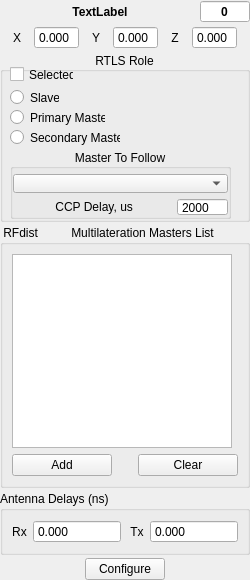
Old version of the form dw_tdoa_controller/views/anchorpropertieswidget.ui in the repository MikuSamaLOVEReady/QtController.
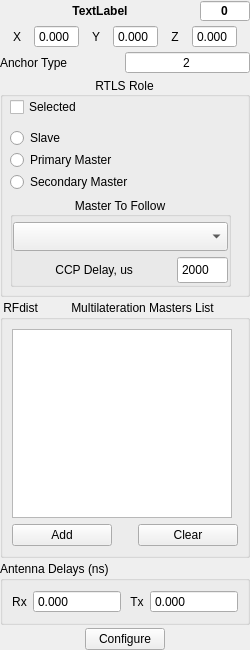
New version of the form.

Commit message:
Add Anchor type
增加用户配置基站的功能，后续可根据anchor类型来定

Diff of the .ui file:
```diff
--- a/dw_tdoa_controller/views/anchorpropertieswidget.ui
+++ b/dw_tdoa_controller/views/anchorpropertieswidget.ui
@@ -7,7 +7,7 @@
     <x>0</x>
     <y>0</y>
     <width>250</width>
-    <height>580</height>
+    <height>650</height>
    </rect>
   </property>
   <property name="sizePolicy">
@@ -19,7 +19,7 @@
   <property name="minimumSize">
    <size>
     <width>240</width>
-    <height>300</height>
+    <height>350</height>
    </size>
   </property>
   <property name="maximumSize">
@@ -53,6 +53,111 @@
    <property name="verticalSpacing">
     <number>3</number>
    </property>
+   <item row="0" column="0">
+    <layout class="QHBoxLayout" name="horizontalLayout_4">
+     <item>
+      <widget class="QLabel" name="anchorId_lb">
+       <property name="sizePolicy">
+        <sizepolicy hsizetype="Preferred" vsizetype="Minimum">
+         <horstretch>0</horstretch>
+         <verstretch>0</verstretch>
+        </sizepolicy>
+       </property>
+       <property name="minimumSize">
+        <size>
+         <width>100</width>
+         <height>0</height>
+        </size>
+       </property>
+       <property name="font">
+        <font>
+         <weight>75</weight>
+         <bold>true</bold>
+        </font>
+       </property>
+       <property name="text">
+        <string>TextLabel</string>
+       </property>
+       <property name="alignment">
+        <set>Qt::AlignCenter</set>
+       </property>
+      </widget>
+     </item>
+     <item>
+      <widget class="QDoubleSpinBox" name="anchorNum_sb">
+       <property name="enabled">
+        <bool>true</bool>
+       </property>
+       <property name="sizePolicy">
+        <sizepolicy hsizetype="Fixed" vsizetype="Minimum">
+         <horstretch>0</horstretch>
+         <verstretch>0</verstretch>
+        </sizepolicy>
+       </property>
+       <property name="minimumSize">
+        <size>
+         <width>50</width>
+         <height>20</height>
+        </size>
+       </property>
+       <property name="maximumSize">
+        <size>
+         <width>16777215</width>
+         <height>16777215</height>
+        </size>
+       </property>
+       <property name="baseSize">
+        <size>
+         <width>0</width>
+         <height>0</height>
+        </size>
+       </property>
+       <property name="font">
+        <font>
+         <weight>75</weight>
+         <bold>true</bold>
+        </font>
+       </property>
+       <property name="toolTip">
+        <string>Number of Anchor in RTLS</string>
+       </property>
+       <property name="toolTipDuration">
+        <number>1</number>
+       </property>
+       <property name="layoutDirection">
+        <enum>Qt::LeftToRight</enum>
+       </property>
+       <property name="wrapping">
+        <bool>false</bool>
+       </property>
+       <property name="frame">
+        <bool>true</bool>
+       </property>
+       <property name="alignment">
+        <set>Qt::AlignCenter</set>
+       </property>
+       <property name="buttonSymbols">
+        <enum>QAbstractSpinBox::NoButtons</enum>
+       </property>
+       <property name="keyboardTracking">
+        <bool>true</bool>
+       </property>
+       <property name="showGroupSeparator" stdset="0">
+        <bool>false</bool>
+       </property>
+       <property name="decimals">
+        <number>0</number>
+       </property>
+       <property name="minimum">
+        <double>0.000000000000000</double>
+       </property>
+       <property name="maximum">
+        <double>65535.000000000000000</double>
+       </property>
+      </widget>
+     </item>
+    </layout>
+   </item>
    <item row="1" column="0">
     <layout class="QHBoxLayout" name="horizontalLayout_5">
      <item>
@@ -252,7 +357,43 @@
      </item>
     </layout>
    </item>
-   <item row="13" column="0">
+   <item row="2" column="0">
+    <layout class="QHBoxLayout" name="horizontalLayout_3">
+     <item>
+      <widget class="QLabel" name="label">
+       <property name="text">
+        <string>Anchor Type</string>
+       </property>
+      </widget>
+     </item>
+     <item>
+      <widget class="QSpinBox" name="dim_bx">
+       <property name="frame">
+        <bool>true</bool>
+       </property>
+       <property name="alignment">
+        <set>Qt::AlignCenter</set>
+       </property>
+       <property name="buttonSymbols">
+        <enum>QAbstractSpinBox::NoButtons</enum>
+       </property>
+       <property name="showGroupSeparator" stdset="0">
+        <bool>false</bool>
+       </property>
+       <property name="minimum">
+        <number>1</number>
+       </property>
+       <property name="maximum">
+        <number>2</number>
+       </property>
+       <property name="value">
+        <number>2</number>
+       </property>
+      </widget>
+     </item>
+    </layout>
+   </item>
+   <item row="12" column="0">
     <layout class="QGridLayout" name="gridLayout_5">
      <item row="0" column="2">
       <spacer name="horizontalSpacer_3">
@@ -289,118 +430,183 @@
      </item>
     </layout>
    </item>
-   <item row="3" column="0">
-    <layout class="QHBoxLayout" name="horizontalLayout_2"/>
+   <item row="11" column="0">
+    <widget class="QGroupBox" name="antennaDly">
+     <property name="sizePolicy">
+      <sizepolicy hsizetype="Preferred" vsizetype="Preferred">
+       <horstretch>0</horstretch>
+       <verstretch>0</verstretch>
+      </sizepolicy>
+     </property>
+     <property name="title">
+      <string>Antenna Delays (ns)</string>
+     </property>
+     <layout class="QGridLayout" name="gridLayout">
+      <item row="0" column="0">
+       <layout class="QHBoxLayout" name="horizontalLayout">
+        <item>
+         <widget class="QLabel" name="label_d">
+          <property name="sizePolicy">
+           <sizepolicy hsizetype="Minimum" vsizetype="Preferred">
+            <horstretch>0</horstretch>
+            <verstretch>0</verstretch>
+           </sizepolicy>
+          </property>
+          <property name="text">
+           <string>Rx</string>
+          </property>
+          <property name="alignment">
+           <set>Qt::AlignCenter</set>
+          </property>
+         </widget>
+        </item>
+        <item>
+         <widget class="QDoubleSpinBox" name="antennaDlyRx">
+          <property name="sizePolicy">
+           <sizepolicy hsizetype="MinimumExpanding" vsizetype="Fixed">
+            <horstretch>0</horstretch>
+            <verstretch>0</verstretch>
+           </sizepolicy>
+          </property>
+          <property name="buttonSymbols">
+           <enum>QAbstractSpinBox::NoButtons</enum>
+          </property>
+          <property name="decimals">
+           <number>3</number>
+          </property>
+          <property name="minimum">
+           <double>0.000000000000000</double>
+          </property>
+          <property name="maximum">
+           <double>1000.000000000000000</double>
+          </property>
+          <property name="singleStep">
+           <double>0.010000000000000</double>
+          </property>
+         </widget>
+        </item>
+        <item>
+         <widget class="QLabel" name="label_d_2">
+          <property name="sizePolicy">
+           <sizepolicy hsizetype="Minimum" vsizetype="Preferred">
+            <horstretch>0</horstretch>
+            <verstretch>0</verstretch>
+           </sizepolicy>
+          </property>
+          <property name="text">
+           <string> Tx</string>
+          </property>
+          <property name="alignment">
+           <set>Qt::AlignCenter</set>
+          </property>
+         </widget>
+        </item>
+        <item>
+         <widget class="QDoubleSpinBox" name="antennaDlyTx">
+          <property name="sizePolicy">
+           <sizepolicy hsizetype="MinimumExpanding" vsizetype="Fixed">
+            <horstretch>0</horstretch>
+            <verstretch>0</verstretch>
+           </sizepolicy>
+          </property>
+          <property name="buttonSymbols">
+           <enum>QAbstractSpinBox::NoButtons</enum>
+          </property>
+          <property name="decimals">
+           <number>3</number>
+          </property>
+          <property name="minimum">
+           <double>0.000000000000000</double>
+          </property>
+          <property name="maximum">
+           <double>1000.000000000000000</double>
+          </property>
+          <property name="singleStep">
+           <double>0.010000000000000</double>
+          </property>
+         </widget>
+        </item>
+       </layout>
+      </item>
+     </layout>
+    </widget>
    </item>
-   <item row="0" column="0">
-    <layout class="QHBoxLayout" name="horizontalLayout_4">
-     <item>
-      <widget class="QLabel" name="anchorId_lb">
-       <property name="sizePolicy">
-        <sizepolicy hsizetype="Preferred" vsizetype="Minimum">
-         <horstretch>0</horstretch>
-         <verstretch>0</verstretch>
-        </sizepolicy>
-       </property>
-       <property name="minimumSize">
-        <size>
-         <width>100</width>
-         <height>0</height>
-        </size>
-       </property>
-       <property name="font">
-        <font>
-         <weight>75</weight>
-         <bold>true</bold>
-        </font>
-       </property>
-       <property name="text">
-        <string>TextLabel</string>
-       </property>
-       <property name="alignment">
-        <set>Qt::AlignCenter</set>
-       </property>
-      </widget>
-     </item>
-     <item>
-      <widget class="QDoubleSpinBox" name="anchorNum_sb">
-       <property name="enabled">
-        <bool>true</bool>
-       </property>
-       <property name="sizePolicy">
-        <sizepolicy hsizetype="Fixed" vsizetype="Minimum">
-         <horstretch>0</horstretch>
-         <verstretch>0</verstretch>
-        </sizepolicy>
-       </property>
-       <property name="minimumSize">
-        <size>
-         <width>50</width>
-         <height>20</height>
-        </size>
-       </property>
-       <property name="maximumSize">
-        <size>
-         <width>16777215</width>
-         <height>16777215</height>
-        </size>
-       </property>
-       <property name="baseSize">
-        <size>
-         <width>0</width>
-         <height>0</height>
-        </size>
-       </property>
-       <property name="font">
-        <font>
-         <weight>75</weight>
-         <bold>true</bold>
-        </font>
-       </property>
-       <property name="toolTip">
-        <string>Number of Anchor in RTLS</string>
-       </property>
-       <property name="toolTipDuration">
-        <number>1</number>
-       </property>
-       <property name="layoutDirection">
-        <enum>Qt::LeftToRight</enum>
-       </property>
-       <property name="wrapping">
-        <bool>false</bool>
-       </property>
-       <property name="frame">
-        <bool>true</bool>
-       </property>
-       <property name="alignment">
-        <set>Qt::AlignCenter</set>
-       </property>
-       <property name="buttonSymbols">
-        <enum>QAbstractSpinBox::NoButtons</enum>
-       </property>
-       <property name="keyboardTracking">
-        <bool>true</bool>
-       </property>
-       <property name="showGroupSeparator" stdset="0">
-        <bool>false</bool>
-       </property>
-       <property name="decimals">
-        <number>0</number>
-       </property>
-       <property name="minimum">
-        <double>0.000000000000000</double>
-       </property>
-       <property name="maximum">
-        <double>65535.000000000000000</double>
-       </property>
-      </widget>
-     </item>
-    </layout>
+   <item row="9" column="0" rowspan="2">
+    <widget class="QGroupBox" name="masterListGB">
+     <property name="sizePolicy">
+      <sizepolicy hsizetype="Preferred" vsizetype="Preferred">
+       <horstretch>0</horstretch>
+       <verstretch>0</verstretch>
+      </sizepolicy>
+     </property>
+     <property name="title">
+      <string> RFdist          Multilateration Masters List</string>
+     </property>
+     <layout class="QGridLayout" name="gridLayout_6">
+      <item row="0" column="0" colspan="4">
+       <widget class="QListWidget" name="masterList">
+        <property name="sizePolicy">
+         <sizepolicy hsizetype="Expanding" vsizetype="Expanding">
+          <horstretch>0</horstretch>
+          <verstretch>0</verstretch>
+         </sizepolicy>
+        </property>
+        <property name="minimumSize">
+         <size>
+          <width>220</width>
+          <height>0</height>
+         </size>
+        </property>
+        <property name="maximumSize">
+         <size>
+          <width>220</width>
+          <height>200</height>
+         </size>
+        </property>
+       </widget>
+      </item>
+      <item row="1" column="0">
+       <widget class="QPushButton" name="addPB">
+        <property name="minimumSize">
+         <size>
+          <width>100</width>
+          <height>0</height>
+         </size>
+        </property>
+        <property name="maximumSize">
+         <size>
+          <width>100</width>
+          <height>16777215</height>
+         </size>
+        </property>
+        <property name="text">
+         <string>Add</string>
+        </property>
+       </widget>
+      </item>
+      <item row="1" column="3">
+       <widget class="QPushButton" name="clearPB">
+        <property name="minimumSize">
+         <size>
+          <width>100</width>
+          <height>0</height>
+         </size>
+        </property>
+        <property name="maximumSize">
+         <size>
+          <width>100</width>
+          <height>16777215</height>
+         </size>
+        </property>
+        <property name="text">
+         <string>Clear</string>
+        </property>
+       </widget>
+      </item>
+     </layout>
+    </widget>
    </item>
-   <item row="2" column="0">
-    <layout class="QHBoxLayout" name="horizontalLayout_3"/>
-   </item>
-   <item row="4" column="0">
+   <item row="3" column="0" rowspan="2">
     <widget class="QGroupBox" name="anchorRole">
      <property name="sizePolicy">
       <sizepolicy hsizetype="Preferred" vsizetype="Fixed">
@@ -411,7 +617,7 @@
      <property name="minimumSize">
       <size>
        <width>0</width>
-       <height>170</height>
+       <height>220</height>
       </size>
      </property>
      <property name="maximumSize">
@@ -436,9 +642,9 @@
       <property name="geometry">
        <rect>
         <x>10</x>
-        <y>14</y>
-        <width>64</width>
-        <height>17</height>
+        <y>22</y>
+        <width>71</width>
+        <height>16</height>
        </rect>
       </property>
       <property name="sizePolicy">
@@ -470,9 +676,9 @@
       <property name="geometry">
        <rect>
         <x>10</x>
-        <y>37</y>
-        <width>49</width>
-        <height>17</height>
+        <y>53</y>
+        <width>53</width>
+        <height>16</height>
        </rect>
       </property>
       <property name="text">
@@ -483,9 +689,9 @@
       <property name="geometry">
        <rect>
         <x>10</x>
-        <y>57</y>
-        <width>95</width>
-        <height>17</height>
+        <y>75</y>
+        <width>107</width>
+        <height>16</height>
        </rect>
       </property>
       <property name="text">
@@ -496,9 +702,9 @@
       <property name="geometry">
        <rect>
         <x>10</x>
-        <y>77</y>
-        <width>110</width>
-        <height>17</height>
+        <y>97</y>
+        <width>119</width>
+        <height>16</height>
        </rect>
       </property>
       <property name="text">
@@ -509,9 +715,9 @@
       <property name="geometry">
        <rect>
         <x>10</x>
-        <y>97</y>
+        <y>120</y>
         <width>221</width>
-        <height>70</height>
+        <height>90</height>
        </rect>
       </property>
       <property name="sizePolicy">
@@ -523,7 +729,7 @@
       <property name="minimumSize">
        <size>
         <width>221</width>
-        <height>70</height>
+        <height>90</height>
        </size>
       </property>
       <property name="title">
@@ -562,38 +768,6 @@
          <property name="spacing">
           <number>5</number>
          </property>
-         <item row="0" column="0" colspan="2">
-          <widget class="QComboBox" name="mastersList">
-           <property name="sizePolicy">
-            <sizepolicy hsizetype="Preferred" vsizetype="Preferred">
-             <horstretch>0</horstretch>
-             <verstretch>0</verstretch>
-            </sizepolicy>
-           </property>
-           <property name="minimumSize">
-            <size>
-             <width>0</width>
-             <height>0</height>
-            </size>
-           </property>
-          </widget>
-         </item>
-         <item row="1" column="0">
-          <widget class="QLabel" name="label_lag">
-           <property name="sizePolicy">
-            <sizepolicy hsizetype="Minimum" vsizetype="Preferred">
-             <horstretch>0</horstretch>
-             <verstretch>0</verstretch>
-            </sizepolicy>
-           </property>
-           <property name="text">
-            <string> CCP Delay, us</string>
-           </property>
-           <property name="alignment">
-            <set>Qt::AlignCenter</set>
-           </property>
-          </widget>
-         </item>
          <item row="1" column="1">
           <widget class="QDoubleSpinBox" name="lagDelayus">
            <property name="sizePolicy">
@@ -631,176 +805,44 @@
            </property>
           </widget>
          </item>
+         <item row="1" column="0">
+          <widget class="QLabel" name="label_lag">
+           <property name="sizePolicy">
+            <sizepolicy hsizetype="Minimum" vsizetype="Preferred">
+             <horstretch>0</horstretch>
+             <verstretch>0</verstretch>
+            </sizepolicy>
+           </property>
+           <property name="text">
+            <string> CCP Delay, us</string>
+           </property>
+           <property name="alignment">
+            <set>Qt::AlignCenter</set>
+           </property>
+          </widget>
+         </item>
+         <item row="0" column="0" colspan="2">
+          <widget class="QComboBox" name="mastersList">
+           <property name="sizePolicy">
+            <sizepolicy hsizetype="Preferred" vsizetype="Preferred">
+             <horstretch>0</horstretch>
+             <verstretch>0</verstretch>
+            </sizepolicy>
+           </property>
+           <property name="minimumSize">
+            <size>
+             <width>0</width>
+             <height>0</height>
+            </size>
+           </property>
+          </widget>
+         </item>
         </layout>
        </item>
       </layout>
      </widget>
     </widget>
    </item>
-   <item row="12" column="0">
-    <widget class="QGroupBox" name="antennaDly">
-     <property name="title">
-      <string>Antenna Delays (ns)</string>
-     </property>
-     <layout class="QGridLayout" name="gridLayout">
-      <item row="0" column="0">
-       <layout class="QHBoxLayout" name="horizontalLayout">
-        <item>
-         <widget class="QLabel" name="label_d">
-          <property name="sizePolicy">
-           <sizepolicy hsizetype="Minimum" vsizetype="Preferred">
-            <horstretch>0</horstretch>
-            <verstretch>0</verstretch>
-           </sizepolicy>
-          </property>
-          <property name="text">
-           <string>Rx</string>
-          </property>
-          <property name="alignment">
-           <set>Qt::AlignCenter</set>
-          </property>
-         </widget>
-        </item>
-        <item>
-         <widget class="QDoubleSpinBox" name="antennaDlyRx">
-          <property name="sizePolicy">
-           <sizepolicy hsizetype="MinimumExpanding" vsizetype="Fixed">
-            <horstretch>0</horstretch>
-            <verstretch>0</verstretch>
-           </sizepolicy>
-          </property>
-          <property name="buttonSymbols">
-           <enum>QAbstractSpinBox::NoButtons</enum>
-          </property>
-          <property name="decimals">
-           <number>3</number>
-          </property>
-          <property name="minimum">
-           <double>0.000000000000000</double>
-          </property>
-          <property name="maximum">
-           <double>1000.000000000000000</double>
-          </property>
-          <property name="singleStep">
-           <double>0.010000000000000</double>
-          </property>
-         </widget>
-        </item>
-        <item>
-         <widget class="QLabel" name="label_d_2">
-          <property name="sizePolicy">
-           <sizepolicy hsizetype="Minimum" vsizetype="Preferred">
-            <horstretch>0</horstretch>
-            <verstretch>0</verstretch>
-           </sizepolicy>
-          </property>
-          <property name="text">
-           <string> Tx</string>
-          </property>
-          <property name="alignment">
-           <set>Qt::AlignCenter</set>
-          </property>
-         </widget>
-        </item>
-        <item>
-         <widget class="QDoubleSpinBox" name="antennaDlyTx">
-          <property name="sizePolicy">
-           <sizepolicy hsizetype="MinimumExpanding" vsizetype="Fixed">
-            <horstretch>0</horstretch>
-            <verstretch>0</verstretch>
-           </sizepolicy>
-          </property>
-          <property name="buttonSymbols">
-           <enum>QAbstractSpinBox::NoButtons</enum>
-          </property>
-          <property name="decimals">
-           <number>3</number>
-          </property>
-          <property name="minimum">
-           <double>0.000000000000000</double>
-          </property>
-          <property name="maximum">
-           <double>1000.000000000000000</double>
-          </property>
-          <property name="singleStep">
-           <double>0.010000000000000</double>
-          </property>
-         </widget>
-        </item>
-       </layout>
-      </item>
-     </layout>
-    </widget>
-   </item>
-   <item row="11" column="0">
-    <widget class="QGroupBox" name="masterListGB">
-     <property name="title">
-      <string> RFdist          Multilateration Masters List</string>
-     </property>
-     <layout class="QGridLayout" name="gridLayout_6">
-      <item row="0" column="0" colspan="4">
-       <widget class="QListWidget" name="masterList">
-        <property name="sizePolicy">
-         <sizepolicy hsizetype="Expanding" vsizetype="Expanding">
-          <horstretch>0</horstretch>
-          <verstretch>0</verstretch>
-         </sizepolicy>
-        </property>
-        <property name="minimumSize">
-         <size>
-          <width>220</width>
-          <height>0</height>
-         </size>
-        </property>
-        <property name="maximumSize">
-         <size>
-          <width>220</width>
-          <height>200</height>
-         </size>
-        </property>
-       </widget>
-      </item>
-      <item row="1" column="0">
-       <widget class="QPushButton" name="addPB">
-        <property name="minimumSize">
-         <size>
-          <width>100</width>
-          <height>0</height>
-         </size>
-        </property>
-        <property name="maximumSize">
-         <size>
-          <width>100</width>
-          <height>16777215</height>
-         </size>
-        </property>
-        <property name="text">
-         <string>Add</string>
-        </property>
-       </widget>
-      </item>
-      <item row="1" column="3">
-       <widget class="QPushButton" name="clearPB">
-        <property name="minimumSize">
-         <size>
-          <width>100</width>
-          <height>0</height>
-         </size>
-        </property>
-        <property name="maximumSize">
-         <size>
-          <width>100</width>
-          <height>16777215</height>
-         </size>
-        </property>
-        <property name="text">
-         <string>Clear</string>
-        </property>
-       </widget>
-      </item>
-     </layout>
-    </widget>
-   </item>
   </layout>
  </widget>
  <tabstops>
```
The commit also changes 6 other files.
